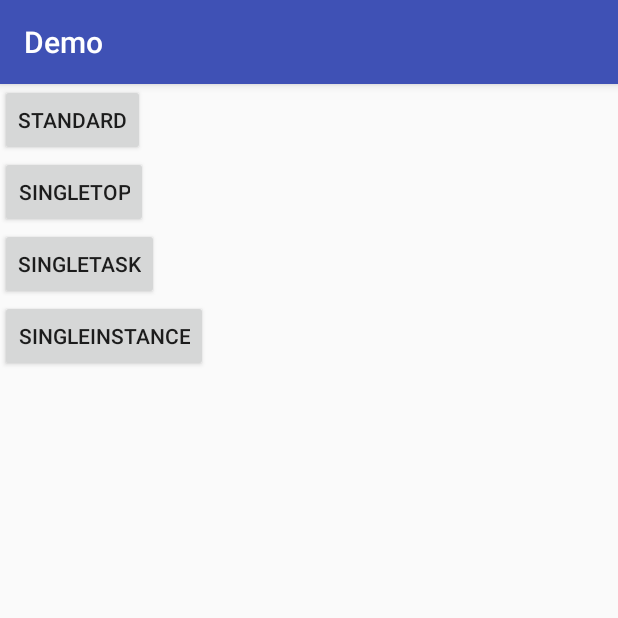
After one commit to wintonBy/Demo, an Android app: the ModeListActivty screen opened directly, with no data from a screen before it, on a phone screen of 412 x 824 dp, the top half of it. The commit adds this screen. Run offline under Robolectric (Android 15) with nearby library versions, the phone set to English and light mode, and no system bars.

```diff
--- /dev/null
+++ b/app/src/main/java/com/winton/demo/launchermode/ModeListActivty.java
@@ -0,0 +1,40 @@
+package com.winton.demo.launchermode;
+
+import android.content.Intent;
+import android.os.Bundle;
+import android.support.annotation.Nullable;
+import android.view.View;
+
+import com.winton.demo.BaseActivity;
+import com.winton.demo.R;
+
+import java.net.Inet4Address;
+
+/**
+ * @author: winton
+ * @time: 2018/5/6 17:05
+ * @package: com.winton.demo.launchermode
+ * @project: Demo
+ * @mail:
+ * @describe: 一句话描述
+ */
+public class ModeListActivty extends BaseActivity {
+    @Override
+    protected void onCreate(@Nullable Bundle savedInstanceState) {
+        super.onCreate(savedInstanceState);
+        setContentView(R.layout.act_mode_list);
+        initListener();
+    }
+    void initListener(){
+        findViewById(R.id.bt_standard).setOnClickListener(new View.OnClickListener() {
+            @Override
+            public void onClick(View v) {
+                Intent intent = new Intent(ModeListActivty.this,StandardActivity.class);
+                startActivity(intent);
+                startActivity(intent);
+            }
+        });
+    }
+
+
+}
--- /dev/null
+++ b/app/src/main/res/layout/act_mode_list.xml
@@ -0,0 +1,26 @@
+<?xml version="1.0" encoding="utf-8"?>
+<LinearLayout xmlns:android="http://schemas.android.com/apk/res/android"
+    android:orientation="vertical" android:layout_width="match_parent"
+    android:layout_height="match_parent">
+    <Button
+        android:id="@+id/bt_standard"
+        android:text="standard"
+        android:layout_width="wrap_content"
+        android:layout_height="wrap_content" />
+    <Button
+        android:text="singleTop"
+        android:id="@+id/bt_singleTop"
+        android:layout_width="wrap_content"
+        android:layout_height="wrap_content" />
+    <Button
+        android:text="singleTask"
+        android:id="@+id/bt_singleTask"
+        android:layout_width="wrap_content"
+        android:layout_height="wrap_content" />
+    <Button
+        android:text="singleInstance"
+        android:id="@+id/bt_singleInstance"
+        android:layout_width="wrap_content"
+        android:layout_height="wrap_content" />
+
+</LinearLayout>
--- a/build.gradle
+++ b/build.gradle
@@ -1,11 +1,13 @@
 // Top-level build file where you can add configuration options common to all sub-projects/modules.
 
 buildscript {
+    ext.kotlin_version = '1.2.20'
     repositories {
         jcenter()
     }
     dependencies {
         classpath 'com.android.tools.build:gradle:2.2.2'
+        classpath "org.jetbrains.kotlin:kotlin-gradle-plugin:$kotlin_version"
 
         // NOTE: Do not place your application dependencies here; they belong
         // in the individual module build.gradle files
```
Also changed, not shown: app/build.gradle (+7 -0 lines), app/src/main/AndroidManifest.xml (+8 -0 lines), app/src/main/java/com/winton/demo/DLTestActivity.kt (added, +32 -0 lines), app/src/main/java/com/winton/demo/IndexActivity.java (+17 -0 lines), app/src/main/java/com/winton/demo/KotlinTestActivity.kt (added, +27 -0 lines), app/src/main/java/com/winton/demo/launchermode/StandardActivity.java (added, +16 -0 lines), app/src/main/java/com/winton/demo/widget/CosView.kt (added, +103 -0 lines), app/src/main/java/com/winton/demo/widget/SinView.kt (added, +103 -0 lines), app/src/main/res/layout/activity_kotlin.xml (added, +12 -0 lines).
